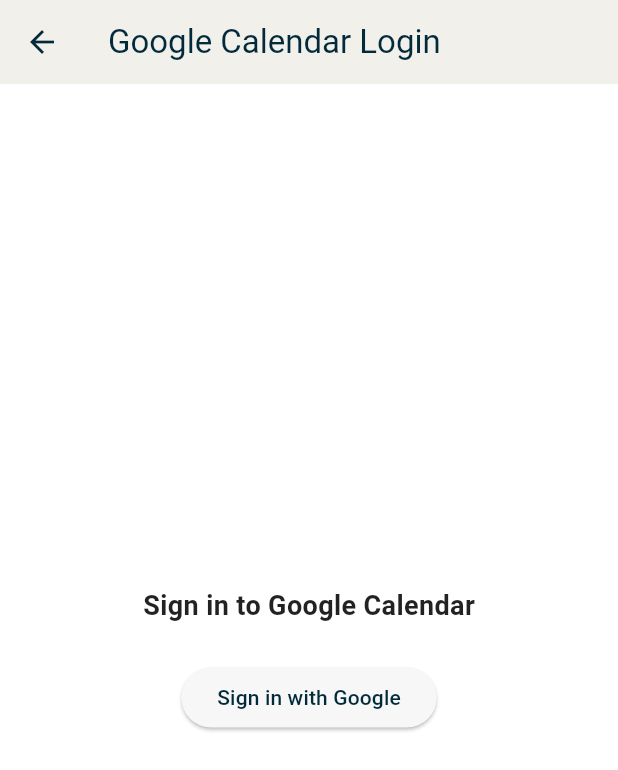
After one commit to gracegb/csc322_finalproject_scratch, a Flutter app: the GoogleCalendarLoginScreen screen opened directly, after a tap on "Sign in with Google", on a phone screen of 412 x 824 dp. The commit adds this screen. Shown: the top 770 px of the screen. Run offline on Flutter 3.47's test engine with Material 3 defaults, Android fonts, the phone set to English and light mode, and no system bars; our stand-ins replace cloud_firestore, file_picker, firebase_auth, firebase_core, firebase_storage, flutter_riverpod and 12 more; missing offline and left inert: dart:ffi, googleapis; accounts and stored records are empty.

Commit message:
google calendar api functioning

```diff
--- /dev/null
+++ b/lib/screens/general/screen_google_login.dart
@@ -0,0 +1,100 @@
+import 'package:flutter/material.dart';
+import 'package:google_sign_in/google_sign_in.dart';
+import 'package:googleapis/calendar/v3.dart' as calendar;
+import 'package:http/http.dart' as http;
+import 'package:googleapis_auth/auth_io.dart';
+
+class GoogleCalendarLoginScreen extends StatefulWidget {
+  @override
+  _GoogleCalendarLoginScreenState createState() => _GoogleCalendarLoginScreenState();
+}
+
+class _GoogleCalendarLoginScreenState extends State<GoogleCalendarLoginScreen> {
+  final GoogleSignIn _googleSignIn = GoogleSignIn(
+    scopes: [calendar.CalendarApi.calendarScope],
+  );
+
+  bool _isSigningIn = false;
+  bool _isSignedIn = false;
+  String? _userName;
+  String? _userEmail;
+
+  Future<void> _handleGoogleSignIn() async {
+    setState(() {
+      _isSigningIn = true;
+    });
+
+    try {
+      final GoogleSignInAccount? googleUser = await _googleSignIn.signIn();
+      if (googleUser != null) {
+        setState(() {
+          _isSignedIn = true;
+          _userName = googleUser.displayName;
+          _userEmail = googleUser.email;
+        });
+      }
+    } catch (e) {
+      print("Error during Google Sign-In: $e");
+    } finally {
+      setState(() {
+        _isSigningIn = false;
+      });
+    }
+  }
+
+  Future<void> _signOutGoogle() async {
+    await _googleSignIn.signOut();
+    setState(() {
+      _isSignedIn = false;
+      _userName = null;
+      _userEmail = null;
+    });
+  }
+
+  @override
+  Widget build(BuildContext context) {
+    return Scaffold(
+      appBar: AppBar(
+        title: Text("Google Calendar Login"),
+      ),
+      body: Padding(
+        padding: const EdgeInsets.all(16.0),
+        child: Center(
+          child: _isSignedIn
+              ? Column(
+                  mainAxisAlignment: MainAxisAlignment.center,
+                  children: [
+                    Text(
+                      "Welcome, $_userName",
+                      style: TextStyle(fontSize: 18, fontWeight: FontWeight.bold),
+                    ),
+                    SizedBox(height: 8),
+                    Text("Email: $_userEmail"),
+                    SizedBox(height: 24),
+                    ElevatedButton(
+                      onPressed: _signOutGoogle,
+                      child: Text("Sign Out"),
+                    ),
+                  ],
+                )
+              : Column(
+                  mainAxisAlignment: MainAxisAlignment.center,
+                  children: [
+                    Text(
+                      "Sign in to Google Calendar",
+                      style: TextStyle(fontSize: 18, fontWeight: FontWeight.bold),
+                    ),
+                    SizedBox(height: 24),
+                    ElevatedButton(
+                      onPressed: _isSigningIn ? null : _handleGoogleSignIn,
+                      child: _isSigningIn
+                          ? CircularProgressIndicator(color: Colors.white)
+                          : Text("Sign in with Google"),
+                    ),
+                  ],
+                ),
+        ),
+      ),
+    );
+  }
+}
--- a/pubspec.yaml
+++ b/pubspec.yaml
@@ -60,8 +60,8 @@
   file_picker: ^8.0.7
   google_sign_in: ^6.2.2
   http: ^1.0.0
-  syncfusion_flutter_calendar: ^27.1.58
   table_calendar: ^3.1.2
+  googleapis: ^12.0.0
 
 dependency_overrides:
   flutter_secure_storage_web: ^2.0.0-beta.1
```
Also changed, not shown: lib/screens/general/screen_calendar.dart (+148 -116 lines), lib/util/calendar/auth_google.dart (added, +31 -0 lines), lib/util/services/calendar_service.dart (+22 -21 lines), pubspec.lock.
